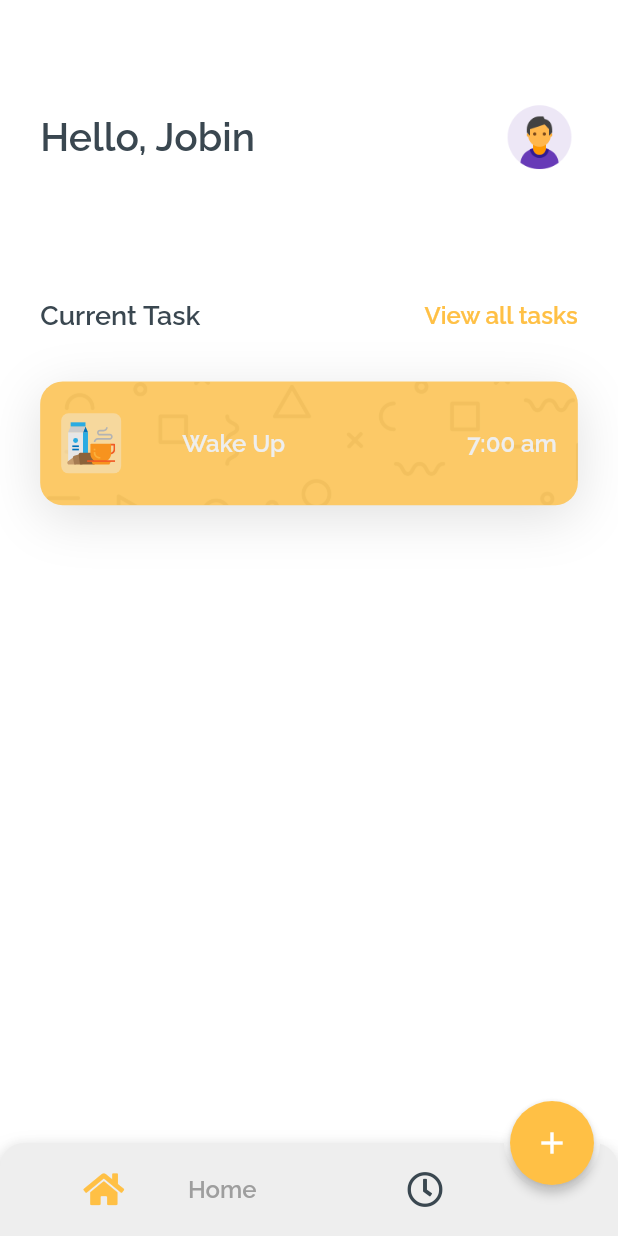
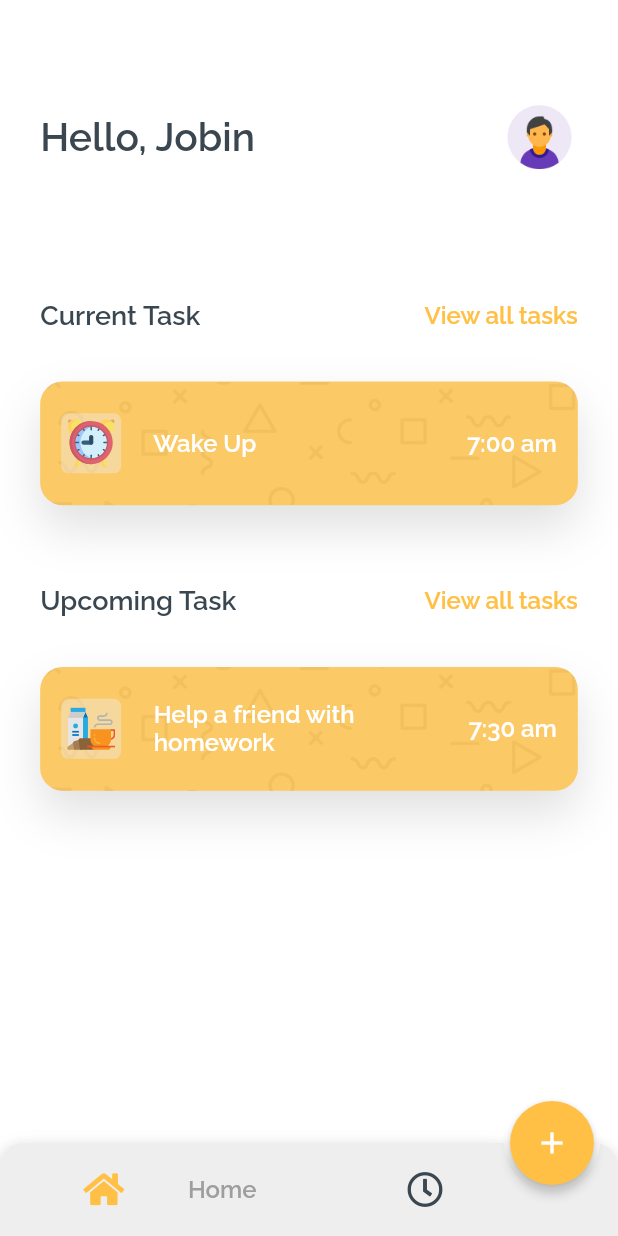
Before and after one commit to JobinBiju/Taskly, a Flutter app: the HomeView screen opened by its route, on a phone screen of 412 x 824 dp. Run offline on Flutter 3.47's test engine with Material 2 defaults, Android fonts, the phone set to English and light mode, and no system bars; drawn by our look-alikes of bubble_bottom_bar; our stand-ins replace flutter_svg, font_awesome_flutter, get, get_storage, google_fonts, lottie; accounts and stored records are empty.

Commit message:
upcoming task design
Created initial design for upcoming task in dashboard

```diff
--- a/lib/app/global_widgets/decorated_Container.dart
+++ b/lib/app/global_widgets/decorated_Container.dart
@@ -1,28 +1,29 @@
 import 'package:flutter/material.dart';
+import 'package:flutter_svg/flutter_svg.dart';
 import 'package:taskly/app/theme/text_theme.dart';
 
 class DecoratedContainer extends StatelessWidget {
   const DecoratedContainer({
     Key key,
-    this.child,
-    this.height,
-    this.width,
     this.margin,
     this.color,
+    this.svgAsset,
+    this.title,
+    this.time,
   }) : super(key: key);
 
-  final Widget child;
-  final double height;
-  final double width;
   final EdgeInsetsGeometry margin;
   final Color color;
+  final String svgAsset;
+  final String title;
+  final String time;
 
   @override
   Widget build(BuildContext context) {
     Size size = MediaQuery.of(context).size;
     return Container(
-      height: height,
-      width: width,
+      height: size.height * 0.1,
+      width: double.infinity,
       margin: margin,
       decoration: BoxDecoration(
           borderRadius: BorderRadius.circular(15),
@@ -33,14 +34,42 @@ class DecoratedContainer extends StatelessWidget {
           boxShadow: [kLightShadow]),
       child: Container(
         alignment: Alignment.center,
-        height: height,
-        width: width,
+        height: size.height * 0.1,
+        width: double.infinity,
         padding: EdgeInsets.all(14),
         decoration: BoxDecoration(
           borderRadius: BorderRadius.circular(15),
           color: color,
         ),
-        child: child,
+        child: Row(
+          mainAxisAlignment: MainAxisAlignment.spaceBetween,
+          children: [
+            Container(
+              height: 40,
+              width: 40,
+              padding: EdgeInsets.all(4),
+              decoration: BoxDecoration(
+                  color: Theme.of(context).primaryColorLight.withOpacity(0.4),
+                  borderRadius: BorderRadius.circular(5)),
+              child: SvgPicture.asset(svgAsset),
+            ),
+            Container(
+              width: size.width * 0.38,
+              child: Text(
+                title,
+                maxLines: 2,
+                style: kSub2HeadTextStyle.copyWith(
+                    fontSize: 16, color: Theme.of(context).scaffoldBackgroundColor,),
+              ),
+            ),
+            SizedBox(width: 10),
+            Text(
+              time,
+              style: kSub2HeadTextStyle.copyWith(
+                  fontSize: 16, color: Theme.of(context).scaffoldBackgroundColor),
+            ),
+          ],
+        ),
       ),
     );
   }
--- a/lib/app/global_widgets/input_text_feild.dart
+++ b/lib/app/global_widgets/input_text_feild.dart
@@ -15,14 +15,16 @@ class InputTextFormField extends StatelessWidget {
       padding: EdgeInsets.symmetric(horizontal: size.width * 0.04),
       decoration: BoxDecoration(
         color: Color(0xffeeeeee),
-        borderRadius: BorderRadius.circular(15),
+        borderRadius: BorderRadius.circular(12),
       ),
       child: TextFormField(
+        style:
+            kSub2HeadTextStyle.copyWith(color: Color(0xff3a4750), fontSize: 16),
         cursorHeight: 18,
         decoration: InputDecoration(
           hintText: hintText,
           hintStyle: kSub2HeadTextStyle.copyWith(
-            fontSize: 15,
+            fontSize: 16,
             color: Color(0xff8E8E8E),
           ),
           enabledBorder: InputBorder.none,
--- a/lib/app/modules/home/views/dashboard_view.dart
+++ b/lib/app/modules/home/views/dashboard_view.dart
@@ -62,39 +62,42 @@ class DashboardView extends GetView {
           ),
           SizedBox(height: size.height * 0.04),
           DecoratedContainer(
-              height: size.height * 0.1,
-              width: double.infinity,
             margin: EdgeInsets.only(bottom: 20),
             color: Theme.of(context).primaryColor.withOpacity(0.8),
-              child: Row(
+            svgAsset: 'assets/icons/alarm-clock.svg',
+            title: 'Wake Up',
+            time: '7:00 am',
+          ),
+          SizedBox(height: size.height * 0.04),
+          Row(
             mainAxisAlignment: MainAxisAlignment.spaceBetween,
+            crossAxisAlignment: CrossAxisAlignment.center,
             children: [
-                  Container(
-                    height: 40,
-                    width: 40,
-                    padding: EdgeInsets.all(4),
-                    decoration: BoxDecoration(
-                        color: Theme.of(context)
-                            .primaryColorLight
-                            .withOpacity(0.4),
-                        borderRadius: BorderRadius.circular(5)),
-                    child: SvgPicture.asset('assets/icons/breakfast.svg'),
+              Text(
+                'Upcoming Task',
+                style: kSub2HeadTextStyle.copyWith(
+                    color: Theme.of(context).primaryColorDark),
               ),
-                  Text(
-                    'Wake Up',
+              GestureDetector(
+                onTap: () {},
+                child: Text(
+                  'View all tasks',
                   style: kSub2HeadTextStyle.copyWith(
+                    color: Theme.of(context).primaryColor,
                     fontSize: 16,
-                        color: Theme.of(context).primaryColorLight),
                   ),
-                  SizedBox(width: 40),
-                  Text(
-                    '7:00 am',
-                    style: kSub2HeadTextStyle.copyWith(
-                        fontSize: 16,
-                        color: Theme.of(context).primaryColorLight),
+                ),
               ),
             ],
-              )),
+          ),
+          SizedBox(height: size.height * 0.04),
+          DecoratedContainer(
+            margin: EdgeInsets.only(bottom: 20),
+            color: Theme.of(context).primaryColor.withOpacity(0.8),
+            svgAsset: 'assets/icons/breakfast.svg',
+            title: 'Help a friend with homework',
+            time: '7:30 am',
+          ),
         ],
       ),
     );
--- a/lib/app/modules/welcome/views/login_view.dart
+++ b/lib/app/modules/welcome/views/login_view.dart
@@ -12,7 +12,8 @@ class LoginView extends GetView {
   Widget build(BuildContext context) {
     Size size = MediaQuery.of(context).size;
     return Scaffold(
-      body: Container(
+      body: SingleChildScrollView(
+        child: Container(
           height: size.height,
           width: size.width,
           padding: EdgeInsets.only(
@@ -79,6 +80,7 @@ class LoginView extends GetView {
             ],
           ),
         ),
+      ),
     );
   }
 }
--- a/lib/app/theme/text_theme.dart
+++ b/lib/app/theme/text_theme.dart
@@ -31,7 +31,7 @@ const kDefaultShadow = BoxShadow(
 );
 
 const kLightShadow = BoxShadow(
-  offset: Offset(0, 8),
-  blurRadius: 30,
+  offset: Offset(0, 15),
+  blurRadius: 27,
   color: Colors.black12,
 );
```
Also changed, not shown: assets/images/containerMask.png. Lines whose indentation alone changed are shown as unchanged.
